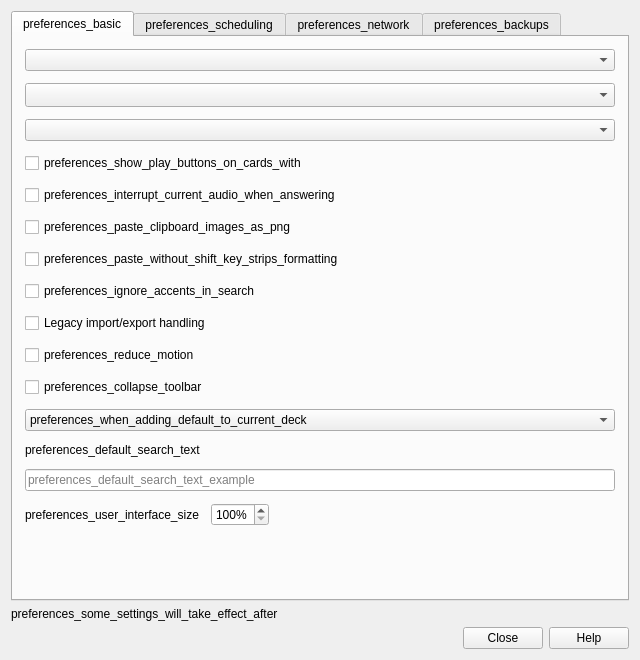
Above: qt/aqt/forms/preferences.ui from ankitects/anki before the change. Below: the same form after it.
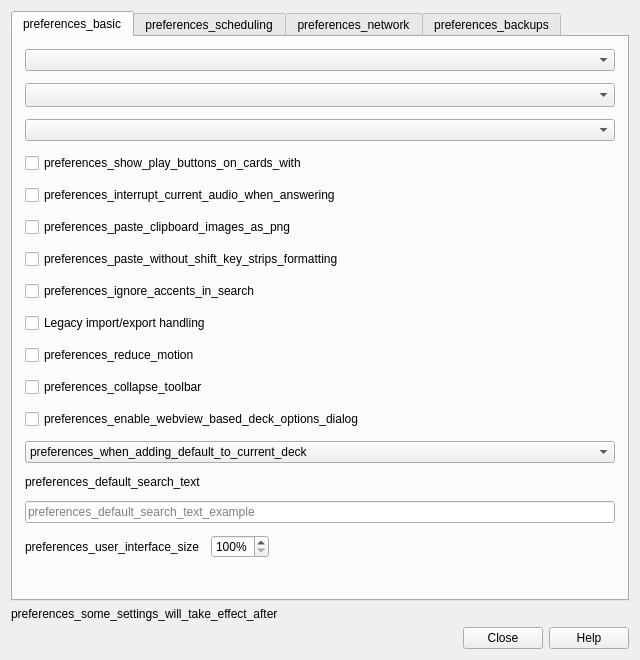
That is the form after the change.

Commit message: let the user choose either dialog by default

Diff of the .ui file:
```diff
--- a/qt/aqt/forms/preferences.ui
+++ b/qt/aqt/forms/preferences.ui
@@ -120,6 +120,13 @@
          </property>
         </widget>
        </item>
+       <item alignment="Qt::AlignLeft">
+        <widget class="QCheckBox" name="webview_based_deck_options">
+         <property name="text">
+          <string>preferences_enable_webview_based_deck_options_dialog</string>
+         </property>
+        </widget>
+       </item>
        <item>
         <widget class="QComboBox" name="useCurrent">
          <item>
```
The commit also changes 4 other files.
